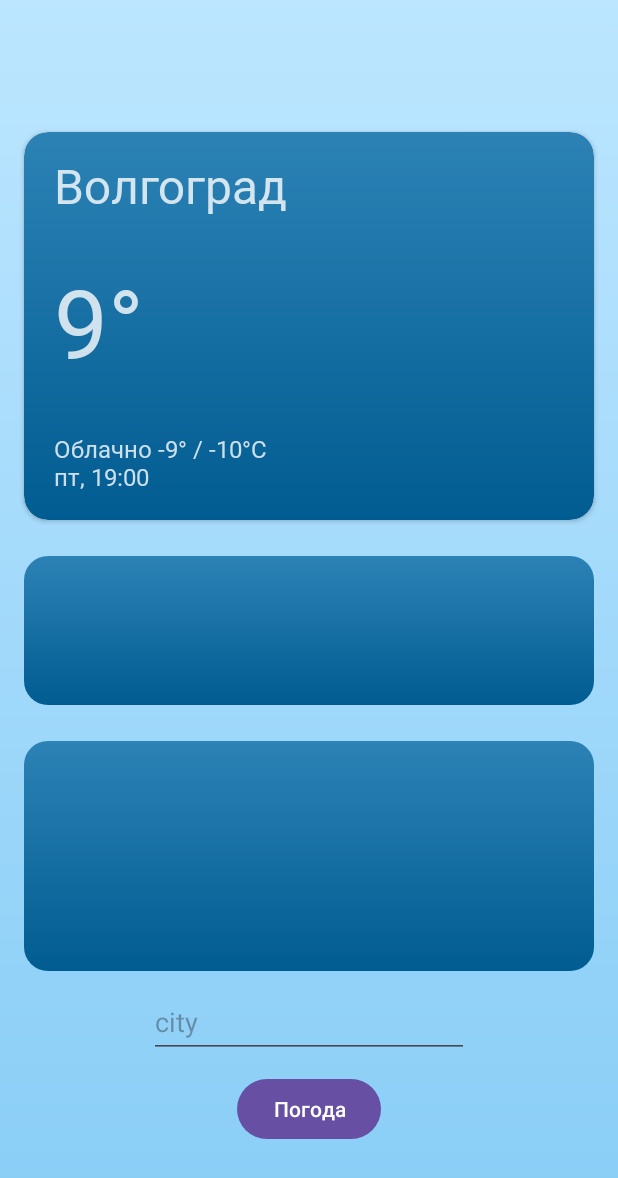
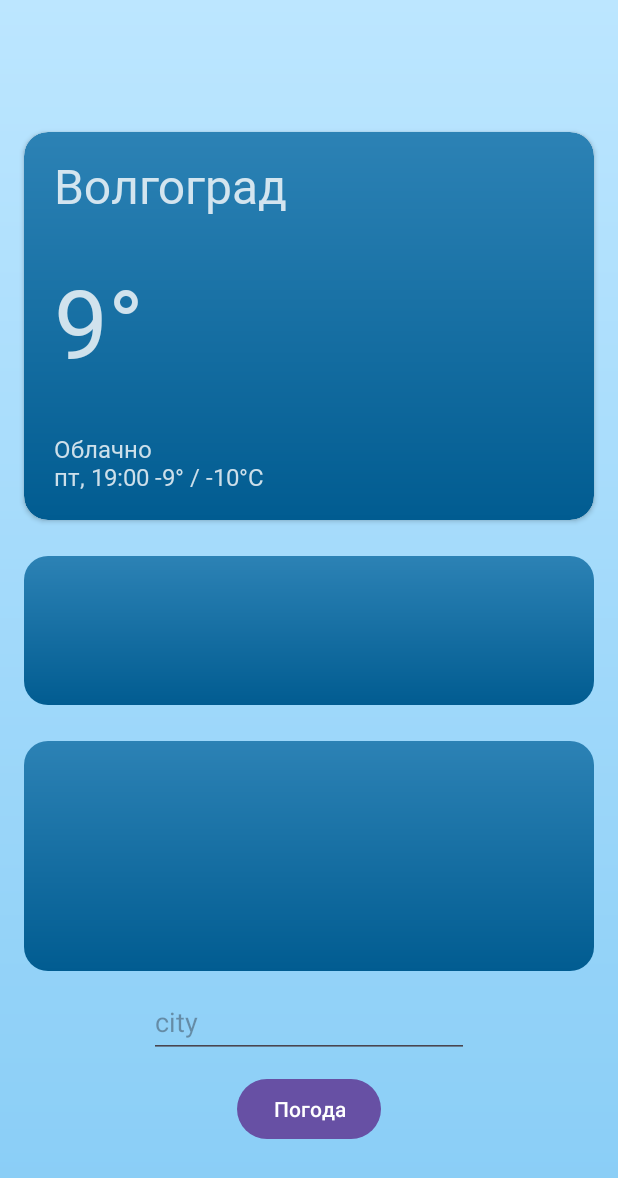
Before and after one commit to NikitaDediukhin/SkyCast, an Android app: the screen it shows after launch (MainActivity), on a phone screen of 412 x 824 dp. Shown: the top 1178 px of the screen. Run offline under Robolectric (Android 15) with nearby library versions, the phone set to English and light mode, and no system bars; pictures from the network do not load.

```diff
--- a/app/src/main/res/values/strings.xml
+++ b/app/src/main/res/values/strings.xml
@@ -3,12 +3,12 @@
 
     <string name="current_weather_city">%1$s</string>
     <string name="current_weather_temp">%1$d°</string>
-    <string name="current_weather_condition">%1$s %2$d° / %3$d°\n%4$s</string>
+    <string name="current_weather_condition">%1$s \n%4$s %2$d° / %3$d°</string>
 
     <string name="item_weather_temp">%1$d°</string>
     <string name="null_city">Волгоград</string>
     <string name="degree_null">9°</string>
-    <string name="current_weather_null">Облачно -9° / -10°C\nпт, 19:00</string>
+    <string name="current_weather_null">Облачно \nпт, 19:00 -9° / -10°C</string>
     <string name="button_text">Погода</string>
     <string name="edittext_hint">city</string>
     <string name="weather_icon">"Weather Icon from API "</string>
```
